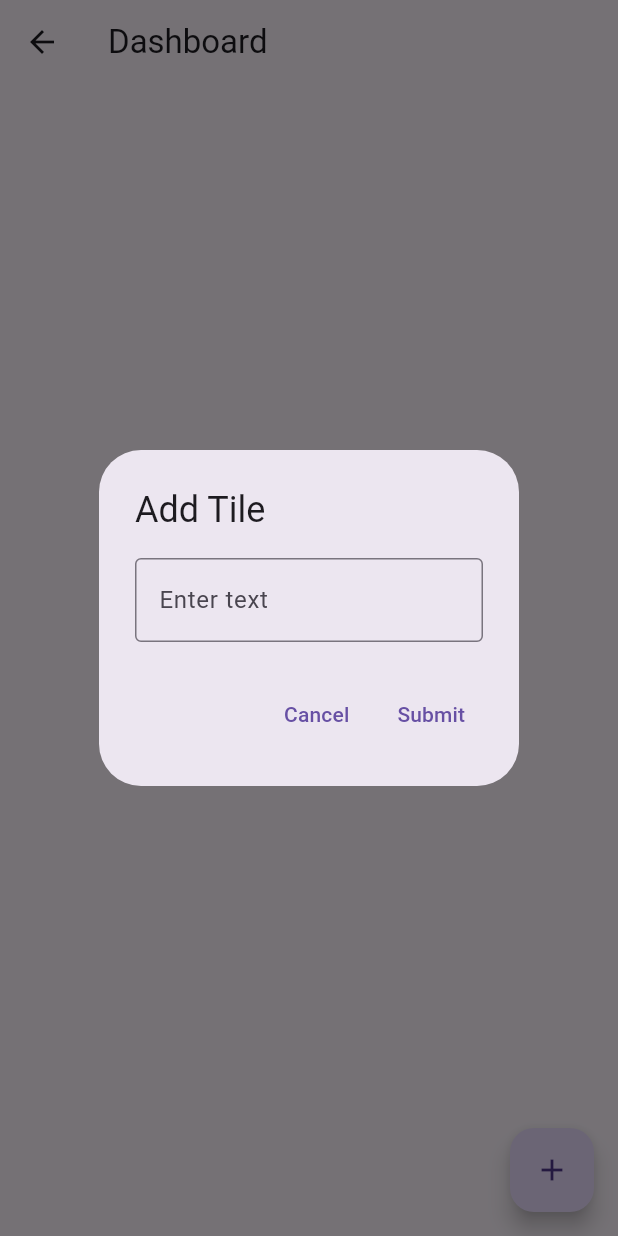
After one commit to behnamjk/flowtech_crm_development, a Flutter app: the DashScreen screen opened by its route, after a tap on the "add" icon, on a phone screen of 412 x 824 dp. The commit adds this screen. Run offline on Flutter 3.47's test engine with Material 3 defaults, Android fonts, the phone set to English and light mode, and no system bars; our stand-ins replace appwrite, go_router.

Commit message:
- implement go_router and setup routing - deploy simple dashboard page with form

```diff
--- a/lib/auth_screen.dart
+++ b/lib/auth_screen.dart
@@ -1,6 +1,8 @@
+import 'package:flowtech_crm/main.dart';
 import 'package:flutter/material.dart';
 import 'package:appwrite/appwrite.dart';
 import 'package:appwrite/models.dart' as models;
+import 'package:go_router/go_router.dart';
 
 class AuthScreen extends StatefulWidget {
   final String title;
@@ -101,9 +103,7 @@ class _AuthScreenState extends State<AuthScreen> {
             ),
             const SizedBox(height: 16.0),
             ElevatedButton(
-              onPressed: usernameController.text.isEmpty || passwordController.text.isEmpty
-                  ? null
-                  : isLoginPage ? login : signup,
+              onPressed: ()=> context.go('/dashboard'),
               child: Text(isLoginPage ? 'Login' : 'Sign Up'),
               style: ElevatedButton.styleFrom(
                 backgroundColor: Colors.blue,
--- /dev/null
+++ b/lib/dashboard_screen.dart
@@ -0,0 +1,83 @@
+import 'package:flutter/material.dart';
+
+class DashScreen extends StatefulWidget {
+  const DashScreen({Key? key}) : super(key: key);
+
+  @override
+  _DashScreenState createState() => _DashScreenState();
+}
+
+class _DashScreenState extends State<DashScreen> {
+  final _formKey = GlobalKey<FormState>();
+  final _textController = TextEditingController();
+  List<String> _tiles = [];
+
+  void _submitForm() {
+    if (_formKey.currentState!.validate()) {
+      setState(() {
+        _tiles.add(_textController.text);
+        _textController.clear();
+      });
+      Navigator.of(context).pop();
+    }
+  }
+
+  @override
+  Widget build(BuildContext context) {
+    return Scaffold(
+      appBar: AppBar(
+        title: const Text('Dashboard'),
+      ),
+      body: ListView.builder(
+        itemCount: _tiles.length,
+        itemBuilder: (context, index) {
+          return ListTile(
+            title: Text(_tiles[index]),
+          );
+        },
+      ),
+      floatingActionButton: FloatingActionButton(
+        onPressed: () {
+          showDialog(
+            context: context,
+            builder: (context) {
+              return AlertDialog(
+                title: const Text('Add Tile'),
+                content: Form(
+                  key: _formKey,
+                  child: TextFormField(
+                    controller: _textController,
+                    decoration: const InputDecoration(
+                      labelText: 'Enter text',
+                      border: OutlineInputBorder(),
+                    ),
+                    validator: (value) {
+                      if (value == null || value.isEmpty) {
+                        return 'Please enter some text';
+                      }
+                      return null;
+                    },
+                  ),
+                ),
+                actions: [
+                  TextButton(
+                    onPressed: () {
+                      Navigator.of(context).pop();
+                    },
+                    child: const Text('Cancel'),
+                  ),
+                  TextButton(
+                    onPressed: _submitForm,
+                    child: const Text('Submit'),
+                  ),
+                ],
+              );
+            },
+          );
+        },
+        tooltip: 'Add Tile',
+        child: const Icon(Icons.add),
+      ),
+    );
+  }
+}
--- a/lib/main.dart
+++ b/lib/main.dart
@@ -1,6 +1,8 @@
 import 'package:flutter/material.dart';
 import './auth_screen.dart';
 import 'package:appwrite/appwrite.dart';
+import 'package:go_router/go_router.dart';
+import './dashboard_screen.dart';
 
 
 
@@ -13,19 +15,40 @@ void main() {
     .setSelfSigned(status: true); // For self signed certificates, only use for development
   runApp(const MyApp());
 
+
 }
+
+
+final GoRouter _router = GoRouter(
+  routes: <RouteBase>[
+    GoRoute(
+      path: '/',
+      builder: (BuildContext context, GoRouterState state) {
+        return const AuthScreen(title: 'Flowtech CRM Software',);
+      },
+      routes: <RouteBase>[
+        GoRoute(
+          path: 'dashboard',
+          builder: (BuildContext context, GoRouterState state) {
+            return const DashScreen();
+          },
+        ),
+      ],
+    ),
+  ],
+);
 
 class MyApp extends StatelessWidget {
   const MyApp({super.key});
 
   @override
   Widget build(BuildContext context) {
-    return MaterialApp(
+    return MaterialApp.router(
       title: 'Flowtech Co',
       theme: ThemeData(
         primarySwatch: Colors.blue,
       ),
-      home: AuthScreen(title: 'Flowtech CRM Software'),
+      routerConfig: _router,
     );
   }
 }
--- a/pubspec.yaml
+++ b/pubspec.yaml
@@ -36,6 +36,7 @@ dependencies:
   # Use with the CupertinoIcons class for iOS style icons.
   cupertino_icons: ^1.0.8
   appwrite: ^13.0.0
+  go_router: ^14.2.7
 
 dev_dependencies:
   flutter_test:
```
Also changed, not shown: pubspec.lock.
